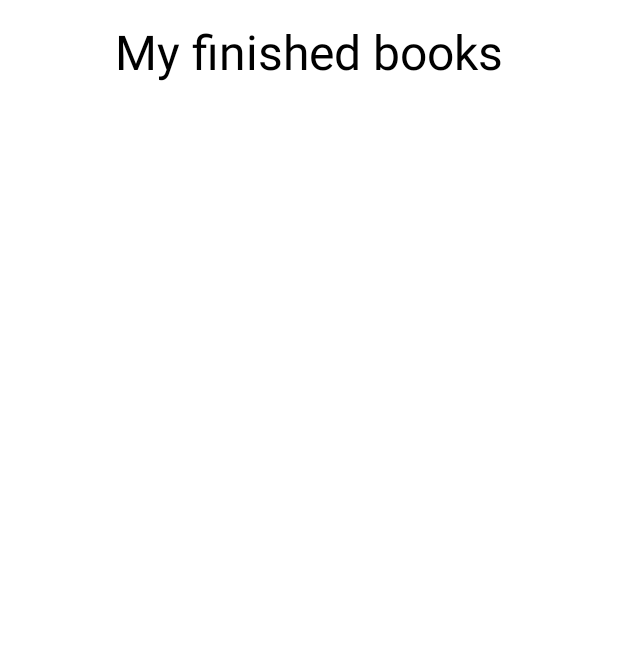
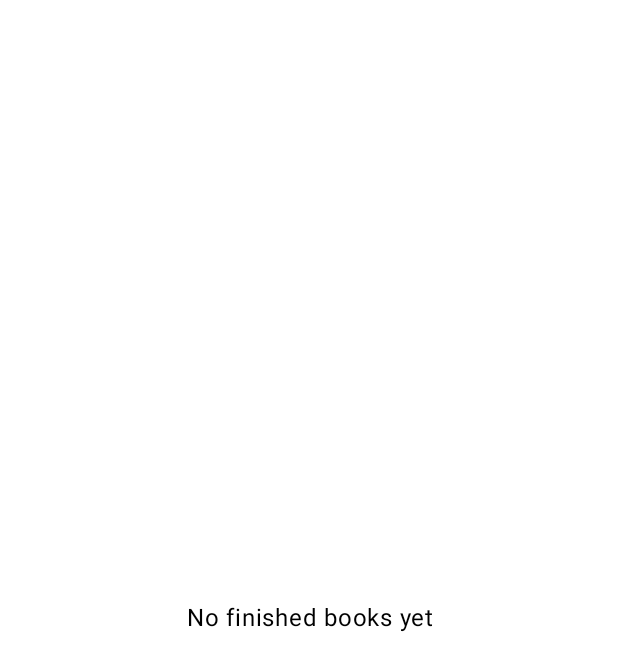
Before and after one commit to devAlexanderKonopelko/BookTracker, an Android app built with Jetpack Compose: the @Preview function NoFinishedBooksPreview, on a phone screen of 412 x 824 dp. Shown: the top 671 px of the screen. Run offline under Robolectric (Android 15) with nearby library versions, the phone set to English and light mode, and no system bars.

Commit message:
add no finished books ui to FinishedBooks screen

```diff
--- a/app/src/main/java/com/konopelko/booksgoals/presentation/finishedbooks/ui/FinishedBooksScreen.kt
+++ b/app/src/main/java/com/konopelko/booksgoals/presentation/finishedbooks/ui/FinishedBooksScreen.kt
@@ -13,6 +13,7 @@ import androidx.compose.foundation.layout.size
 import androidx.compose.foundation.lazy.LazyColumn
 import androidx.compose.foundation.lazy.items
 import androidx.compose.foundation.shape.RoundedCornerShape
+import androidx.compose.material3.Button
 import androidx.compose.material3.Text
 import androidx.compose.runtime.Composable
 import androidx.compose.runtime.collectAsState
@@ -20,6 +21,7 @@ import androidx.compose.runtime.getValue
 import androidx.compose.ui.Alignment
 import androidx.compose.ui.Modifier
 import androidx.compose.ui.graphics.Color
+import androidx.compose.ui.text.style.TextAlign
 import androidx.compose.ui.text.style.TextOverflow
 import androidx.compose.ui.tooling.preview.Preview
 import androidx.compose.ui.unit.dp
@@ -27,6 +29,7 @@ import com.konopelko.booksgoals.domain.model.book.Book
 import com.konopelko.booksgoals.presentation.common.theme.BooksGoalsAppTheme
 import com.konopelko.booksgoals.presentation.common.theme.Typography
 import com.konopelko.booksgoals.presentation.finishedbooks.FinishedBooksViewModel
+import com.konopelko.booksgoals.presentation.goals.GoalsIntent.GoalsNavigationIntent.NavigateToAddGoalScreen
 import org.koin.androidx.compose.getViewModel
 
 @Composable
@@ -35,7 +38,10 @@ fun FinishedBooksScreen(
 ) {
     val uiState by viewModel.uiState.collectAsState()
 
-    FinishedBooksContent(finishedBooks = uiState.books)
+    when {
+        uiState.books.isNotEmpty() -> FinishedBooksContent(finishedBooks = uiState.books)
+        else -> NoFinishedBooksContent()
+    }
 }
 
 @Composable
@@ -126,6 +132,18 @@ private fun FinishedBookCard(
     }
 }
 
+@Composable
+private fun NoFinishedBooksContent() = Column(
+    modifier = Modifier.fillMaxSize(),
+    verticalArrangement = Arrangement.Center,
+    horizontalAlignment = Alignment.CenterHorizontally
+) {
+    Text(
+        text = "No finished books yet",
+        textAlign = TextAlign.Center
+    )
+}
+
 @Preview(showBackground = true)
 @Composable
 private fun FinishedBooksPreview() = BooksGoalsAppTheme {
@@ -153,7 +171,5 @@ private fun FinishedBooksPreview() = BooksGoalsAppTheme {
 @Preview(showBackground = true)
 @Composable
 private fun NoFinishedBooksPreview() = BooksGoalsAppTheme {
-    FinishedBooksContent(
-        finishedBooks = emptyList()
-    )
+    NoFinishedBooksContent()
 }
```
